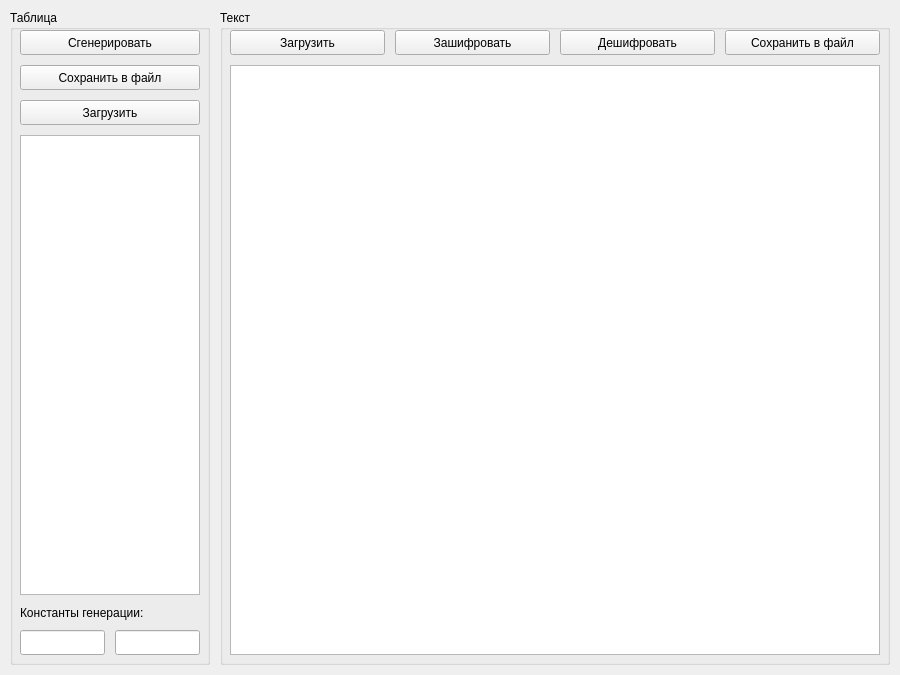
Old version of the form mainwindow.ui in the repository merail/qt-substitution-cipher.
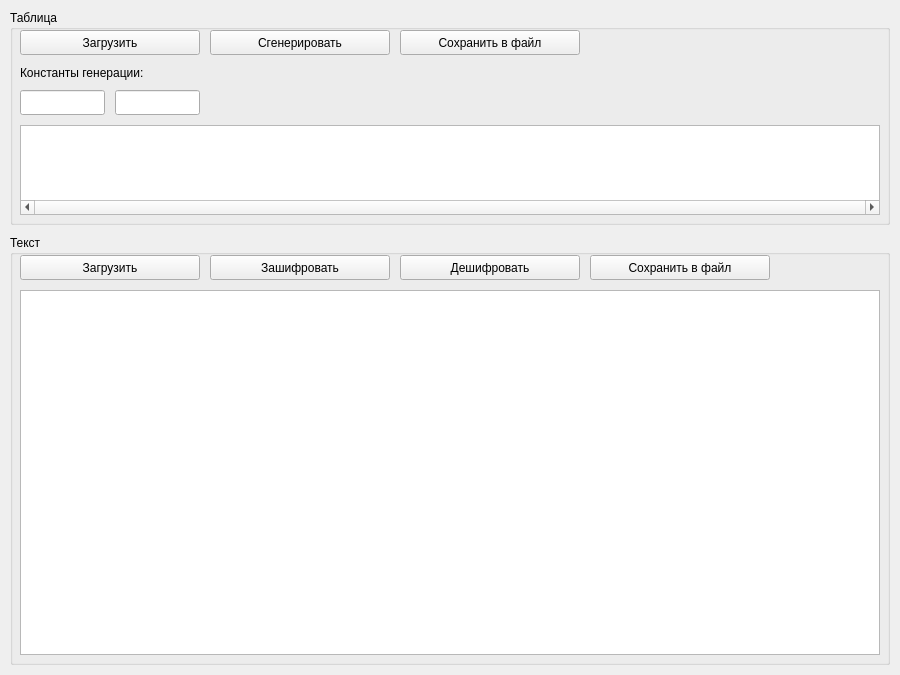
New version of the form.

What changed in the file:
```diff
--- a/mainwindow.ui
+++ b/mainwindow.ui
@@ -17,10 +17,10 @@
    <widget class="QGroupBox" name="textBox">
     <property name="geometry">
      <rect>
-      <x>220</x>
-      <y>10</y>
-      <width>670</width>
-      <height>655</height>
+      <x>10</x>
+      <y>235</y>
+      <width>880</width>
+      <height>430</height>
      </rect>
     </property>
     <property name="title">
@@ -31,7 +31,7 @@
       <rect>
        <x>10</x>
        <y>20</y>
-       <width>155</width>
+       <width>180</width>
        <height>25</height>
       </rect>
      </property>
@@ -42,9 +42,9 @@
     <widget class="QPushButton" name="codeText">
      <property name="geometry">
       <rect>
-       <x>175</x>
+       <x>200</x>
        <y>20</y>
-       <width>155</width>
+       <width>180</width>
        <height>25</height>
       </rect>
      </property>
@@ -55,9 +55,9 @@
     <widget class="QPushButton" name="decodeText">
      <property name="geometry">
       <rect>
-       <x>340</x>
+       <x>390</x>
        <y>20</y>
-       <width>155</width>
+       <width>180</width>
        <height>25</height>
       </rect>
      </property>
@@ -68,9 +68,9 @@
     <widget class="QPushButton" name="saveText">
      <property name="geometry">
       <rect>
-       <x>505</x>
+       <x>580</x>
        <y>20</y>
-       <width>155</width>
+       <width>180</width>
        <height>25</height>
       </rect>
      </property>
@@ -83,8 +83,8 @@
       <rect>
        <x>10</x>
        <y>55</y>
-       <width>650</width>
-       <height>590</height>
+       <width>860</width>
+       <height>365</height>
       </rect>
      </property>
     </widget>
@@ -94,8 +94,8 @@
      <rect>
       <x>10</x>
       <y>10</y>
-      <width>200</width>
-      <height>655</height>
+      <width>880</width>
+      <height>215</height>
      </rect>
     </property>
     <property name="title">
@@ -104,7 +104,7 @@
     <widget class="QPushButton" name="generateSubstitutuionTable">
      <property name="geometry">
       <rect>
-       <x>10</x>
+       <x>200</x>
        <y>20</y>
        <width>180</width>
        <height>25</height>
@@ -117,8 +117,8 @@
     <widget class="QPushButton" name="saveSubstitutionTable">
      <property name="geometry">
       <rect>
-       <x>10</x>
-       <y>55</y>
+       <x>390</x>
+       <y>20</y>
        <width>180</width>
        <height>25</height>
       </rect>
@@ -131,7 +131,7 @@
      <property name="geometry">
       <rect>
        <x>10</x>
-       <y>90</y>
+       <y>20</y>
        <width>180</width>
        <height>25</height>
       </rect>
@@ -144,9 +144,9 @@
      <property name="geometry">
       <rect>
        <x>10</x>
-       <y>125</y>
-       <width>180</width>
-       <height>460</height>
+       <y>115</y>
+       <width>860</width>
+       <height>90</height>
       </rect>
      </property>
      <property name="layoutDirection">
@@ -159,7 +159,7 @@
       <enum>Qt::ScrollBarAlwaysOff</enum>
      </property>
      <property name="horizontalScrollBarPolicy">
-      <enum>Qt::ScrollBarAlwaysOff</enum>
+      <enum>Qt::ScrollBarAlwaysOn</enum>
      </property>
      <property name="gridStyle">
       <enum>Qt::SolidLine</enum>
@@ -187,7 +187,7 @@
      <property name="geometry">
       <rect>
        <x>10</x>
-       <y>595</y>
+       <y>55</y>
        <width>180</width>
        <height>15</height>
       </rect>
@@ -200,7 +200,7 @@
      <property name="geometry">
       <rect>
        <x>10</x>
-       <y>620</y>
+       <y>80</y>
        <width>85</width>
        <height>25</height>
       </rect>
@@ -210,7 +210,7 @@
      <property name="geometry">
       <rect>
        <x>105</x>
-       <y>620</y>
+       <y>80</y>
        <width>85</width>
        <height>25</height>
       </rect>
```
